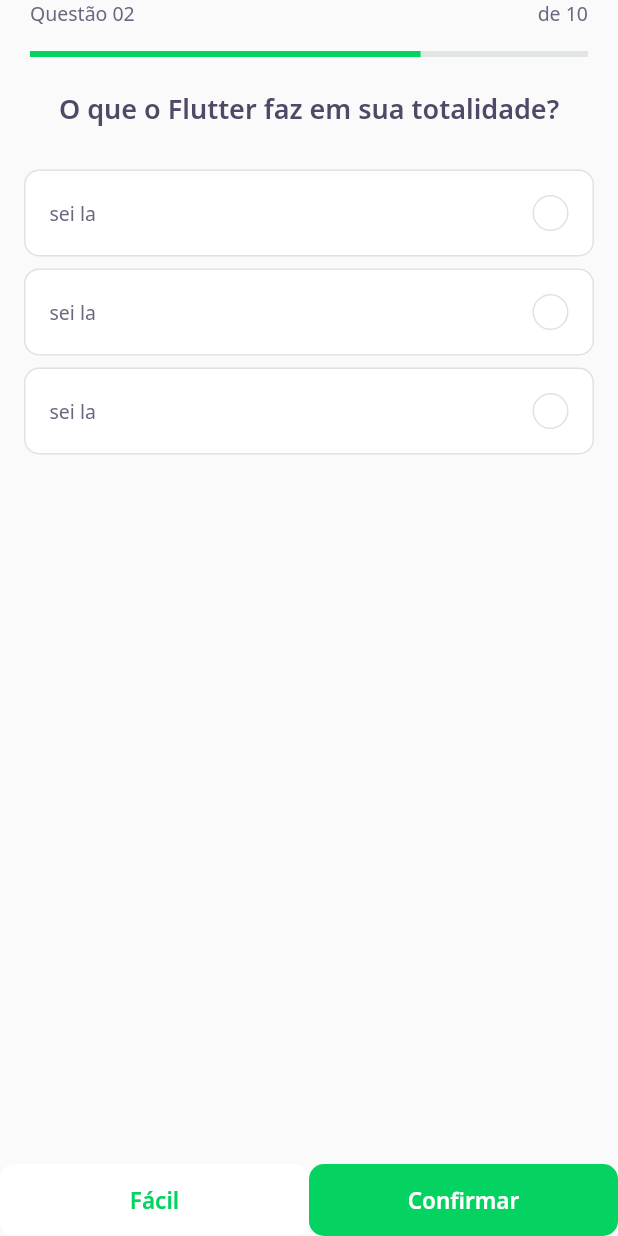
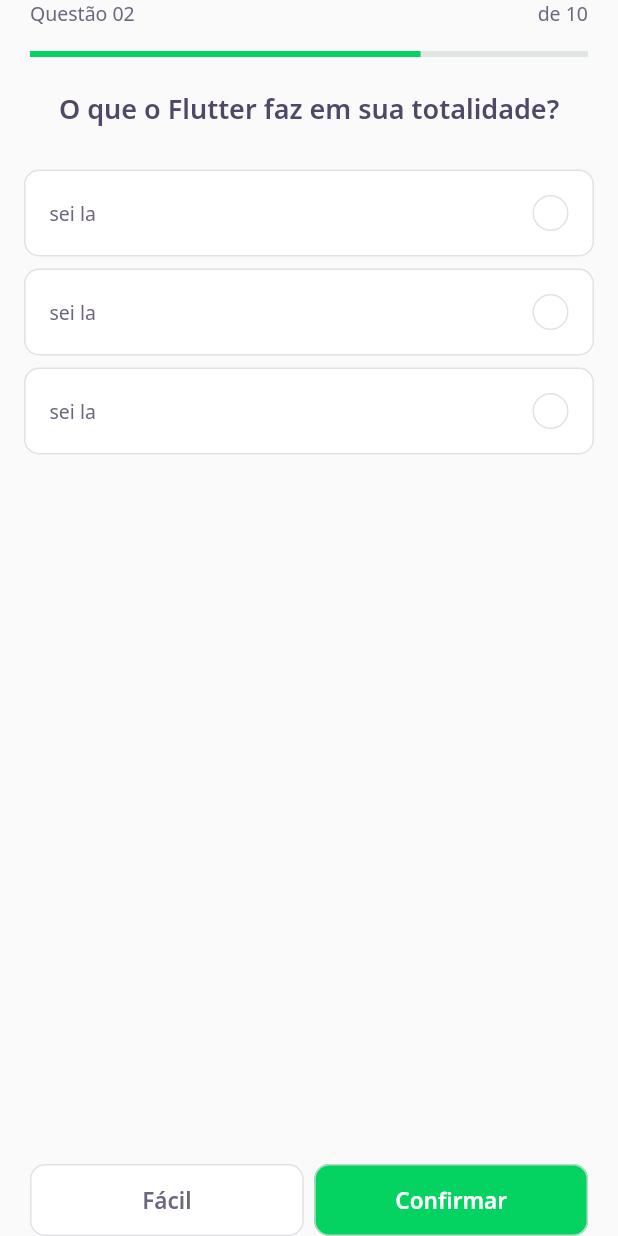
Before and after one commit to mschneider86/devquiz, a Flutter app: the screen it shows after launch, on a phone screen of 412 x 824 dp. Run offline on Flutter 3.47's test engine with Material 2 defaults, Android fonts, the phone set to English and light mode, and no system bars; our stand-ins replace google_fonts; accounts and stored records are empty.

Commit message:
update: next_button_widget style

```diff
--- a/lib/challenge/challenge_page.dart
+++ b/lib/challenge/challenge_page.dart
@@ -27,21 +27,26 @@ class _ChallengePageState extends State<ChallengePage> {
       ),
       bottomNavigationBar: SafeArea(
         bottom: true,
+        child: Padding(
+          padding: const EdgeInsets.symmetric(horizontal: 20),
           child: Row(
             mainAxisAlignment: MainAxisAlignment.spaceAround,
             children: [
               Expanded(
-                child: NextButtonWidget(
+                  child: NextButtonWidget.white(
                 label: "Fácil",
-              backgroundColor: AppColors.white,
-              textColor: AppColors.darkGreen,
+                onTap: () {},
               )),
+              SizedBox(
+                width: 7,
+              ),
               Expanded(
-                child: NextButtonWidget(
+                  child: NextButtonWidget.green(
                 label: "Confirmar",
-                    backgroundColor: AppColors.darkGreen,
-                    textColor: AppColors.white)),
+                onTap: () {},
+              )),
             ],
+          ),
         ),
       ),
     );
--- a/lib/challenge/widgets/next_button/next_button_widget.dart
+++ b/lib/challenge/widgets/next_button/next_button_widget.dart
@@ -6,11 +6,30 @@ class NextButtonWidget extends StatelessWidget {
   final String label;
   final Color backgroundColor;
   final Color textColor;
+  final Color borderColor;
+  final VoidCallback onTap;
 
-  NextButtonWidget(
-      {required this.label,
-      required this.backgroundColor,
-      required this.textColor});
+  NextButtonWidget({
+    required this.label,
+    required this.backgroundColor,
+    required this.textColor,
+    required this.borderColor,
+    required this.onTap,
+  });
+
+  NextButtonWidget.green({required String label, required onTap})
+      : this.backgroundColor = AppColors.darkGreen,
+        this.textColor = AppColors.white,
+        this.borderColor = AppColors.green,
+        this.onTap = onTap,
+        this.label = label;
+
+  NextButtonWidget.white({required String label, required onTap})
+      : this.backgroundColor = AppColors.white,
+        this.textColor = AppColors.grey,
+        this.borderColor = AppColors.border,
+        this.onTap = onTap,
+        this.label = label;
 
   @override
   Widget build(BuildContext context) {
@@ -24,8 +43,11 @@ class NextButtonWidget extends StatelessWidget {
               borderRadius: BorderRadius.circular(10),
             ),
           ),
+          side: MaterialStateProperty.all(
+            BorderSide(color: borderColor),
+          ),
         ),
-        onPressed: () {},
+        onPressed: onTap,
         child: Text(
           label,
           style: GoogleFonts.notoSans(
```
Lines whose indentation alone changed are shown as unchanged.
